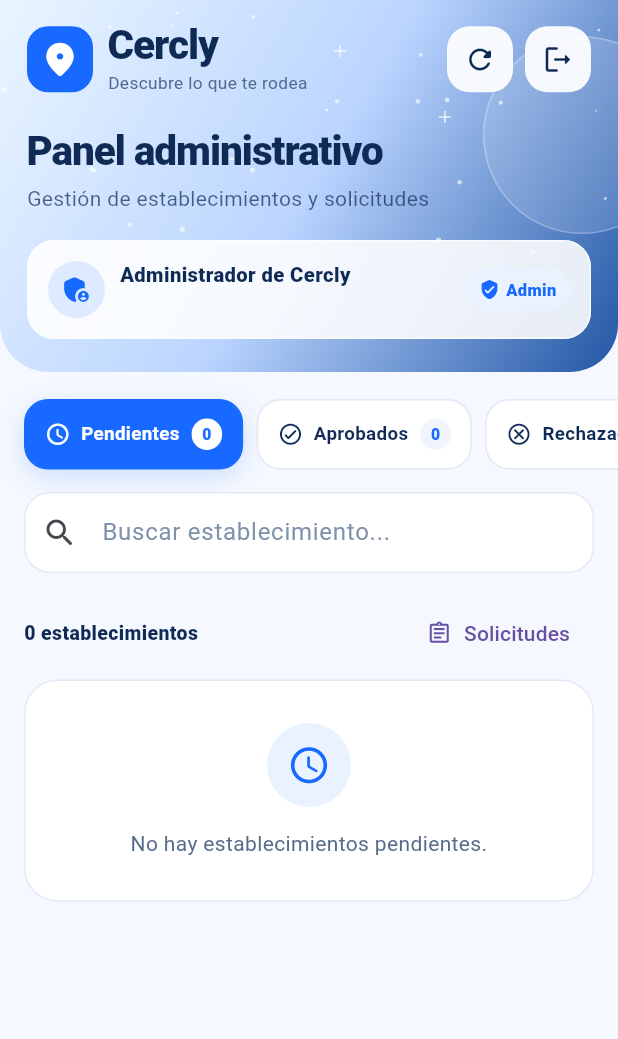
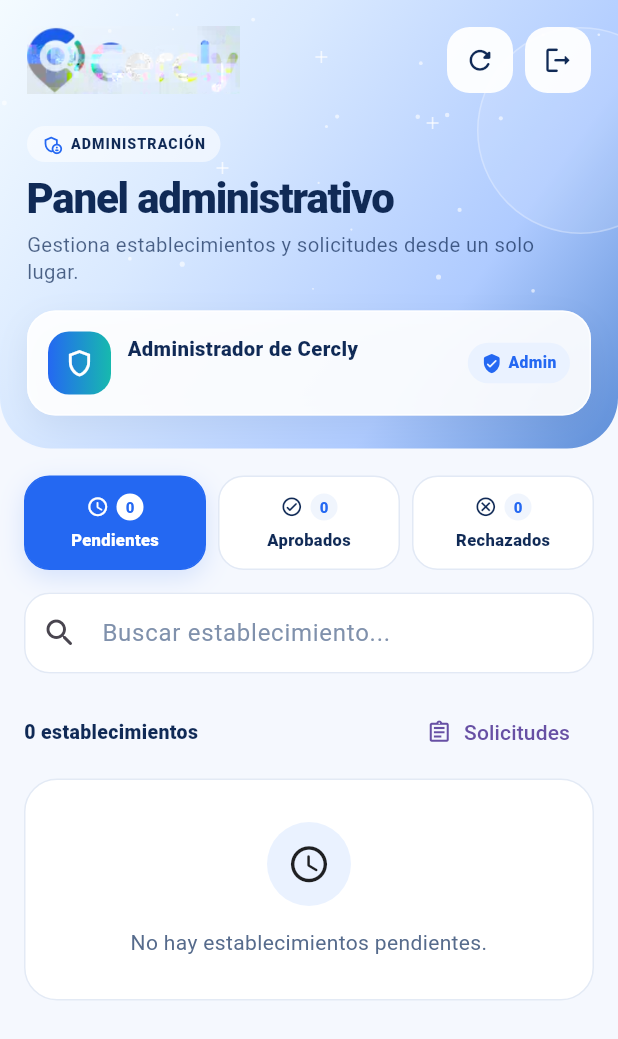
Before and after one commit to Anthony8724/Cercly, a Flutter app: the PanelAdministradorScreen screen opened directly, after a tap on the "refresh" icon, on a phone screen of 412 x 824 dp. Shown: the top 1039 px of the screen. Run offline on Flutter 3.47's test engine with Material 3 defaults, Android fonts, the phone set to English and light mode, and no system bars; our stand-ins replace flutter_local_notifications, flutter_map, geolocator, image_picker, latlong2, supabase_flutter; accounts and stored records are empty; statements that could not run were skipped.

Commit message:
style: integrar logo oficial sin alterar flujo admin

```diff
--- a/lib/features/administracion/screens/panel_administrador_screen.dart
+++ b/lib/features/administracion/screens/panel_administrador_screen.dart
@@ -16,7 +16,8 @@
 }
 
 class _PanelAdministradorScreenState extends State<PanelAdministradorScreen> {
-  static const _azul = Color(0xFF1769FF);
+  static const _azul = Color(0xFF2468F2);
+  static const _turquesa = Color(0xFF17B9AE);
   static const _azulOscuro = Color(0xFF102A56);
   static const _fondo = Color(0xFFF5F8FE);
   static const _borde = Color(0xFFE2E9F5);
@@ -71,7 +72,6 @@
     String nuevoEstado,
   ) async {
     final esAprobacion = nuevoEstado == 'aprobado';
-    final accion = esAprobacion ? 'aprobar' : 'rechazar';
 
     final confirmar = await showDialog<bool>(
       context: context,
@@ -83,7 +83,8 @@
               : 'Rechazar establecimiento',
         ),
         content: Text(
-          '¿Deseas $accion el establecimiento "${establecimiento.nombre}"?',
+          '¿Deseas ${esAprobacion ? 'aprobar' : 'rechazar'} '
+          '"${establecimiento.nombre}"?',
         ),
         actions: [
           TextButton(
@@ -93,7 +94,8 @@
           FilledButton(
             onPressed: () => Navigator.of(dialogContext).pop(true),
             style: FilledButton.styleFrom(
-              backgroundColor: esAprobacion ? _azul : const Color(0xFFE5484D),
+              backgroundColor:
+                  esAprobacion ? _azul : const Color(0xFFE5484D),
             ),
             child: Text(esAprobacion ? 'Aprobar' : 'Rechazar'),
           ),
@@ -209,35 +211,16 @@
                     ),
                   ),
                 ),
-                const SizedBox(height: 24),
-                Row(
-                  children: [
-                    Container(
-                      width: 58,
-                      height: 58,
-                      decoration: BoxDecoration(
-                        color: const Color(0xFFEAF2FF),
-                        borderRadius: BorderRadius.circular(18),
-                      ),
-                      child: const Icon(
-                        Icons.storefront_rounded,
-                        size: 30,
-                        color: _azul,
-                      ),
-                    ),
-                    const SizedBox(width: 16),
-                    Expanded(
-                      child: Text(
+                const SizedBox(height: 22),
+                Text(
                   establecimiento.nombre,
-                        style: Theme.of(context).textTheme.headlineSmall?.copyWith(
-                              fontWeight: FontWeight.w800,
+                  style: const TextStyle(
+                    fontSize: 22,
+                    fontWeight: FontWeight.w900,
                     color: _azulOscuro,
                   ),
                 ),
-                    ),
-                  ],
-                ),
-                const SizedBox(height: 24),
+                const SizedBox(height: 18),
                 _Detalle(
                   etiqueta: 'Descripción',
                   valor: establecimiento.descripcion.isEmpty
@@ -277,7 +260,7 @@
                     onPressed: () => Navigator.of(bottomSheetContext).pop(),
                     style: FilledButton.styleFrom(
                       backgroundColor: _azul,
-                      padding: const EdgeInsets.symmetric(vertical: 15),
+                      padding: const EdgeInsets.symmetric(vertical: 14),
                       shape: RoundedRectangleBorder(
                         borderRadius: BorderRadius.circular(16),
                       ),
@@ -293,15 +276,15 @@
     );
   }
 
-  Widget _iconButton({
-    required IconData icon,
+  Widget _accionCabecera({
+    required IconData icono,
     required String tooltip,
     required VoidCallback onPressed,
   }) {
     return Tooltip(
       message: tooltip,
       child: Material(
-        color: Colors.white.withValues(alpha: 0.92),
+        color: Colors.white.withValues(alpha: 0.94),
         borderRadius: BorderRadius.circular(15),
         child: InkWell(
           onTap: onPressed,
@@ -309,7 +292,7 @@
           child: SizedBox(
             width: 44,
             height: 44,
-            child: Icon(icon, size: 22, color: _azulOscuro),
+            child: Icon(icono, size: 21, color: _azulOscuro),
           ),
         ),
       ),
@@ -322,22 +305,28 @@
         gradient: LinearGradient(
           begin: Alignment.topLeft,
           end: Alignment.bottomRight,
-          colors: [Color(0xFFEAF5FF), Color(0xFFBBD5FF), Color(0xFF2256A5)],
+          colors: [
+            Color(0xFFF4FBFF),
+            Color(0xFFD9E9FF),
+            Color(0xFFAFCBFF),
+            Color(0xFF5D8ED8),
+          ],
+          stops: [0, 0.34, 0.72, 1],
         ),
-        borderRadius: BorderRadius.vertical(bottom: Radius.circular(32)),
+        borderRadius: BorderRadius.vertical(bottom: Radius.circular(34)),
       ),
       child: Stack(
         children: [
           const Positioned.fill(child: CustomPaint(painter: _StarPainter())),
           Positioned(
-            right: -42,
-            top: 24,
+            right: -44,
+            top: 18,
             child: Container(
-              width: 132,
-              height: 132,
+              width: 138,
+              height: 138,
               decoration: BoxDecoration(
                 shape: BoxShape.circle,
-                color: Colors.white.withValues(alpha: 0.12),
+                color: Colors.white.withValues(alpha: 0.10),
                 border: Border.all(
                   color: Colors.white.withValues(alpha: 0.28),
                 ),
@@ -354,102 +343,119 @@
                 children: [
                   Row(
                     children: [
-                      Container(
-                        width: 44,
-                        height: 44,
-                        decoration: BoxDecoration(
-                          color: _azul,
-                          borderRadius: BorderRadius.circular(14),
-                        ),
-                        child: const Icon(
-                          Icons.location_on_rounded,
-                          color: Colors.white,
-                          size: 27,
+                      Expanded(
+                        child: Align(
+                          alignment: Alignment.centerLeft,
+                          child: Image.asset(
+                            'assets/branding/cercly_logo.webp',
+                            width: 142,
+                            height: 48,
+                            fit: BoxFit.contain,
+                            alignment: Alignment.centerLeft,
+                            filterQuality: FilterQuality.high,
                           ),
                         ),
-                      const SizedBox(width: 10),
-                      const Expanded(
-                        child: Column(
-                          crossAxisAlignment: CrossAxisAlignment.start,
+                      ),
+                      _accionCabecera(
+                        icono: Icons.refresh_rounded,
+                        tooltip: 'Actualizar',
+                        onPressed: _recargar,
+                      ),
+                      const SizedBox(width: 8),
+                      _accionCabecera(
+                        icono: Icons.logout_rounded,
+                        tooltip: 'Cerrar sesión',
+                        onPressed: _cerrarSesion,
+                      ),
+                    ],
+                  ),
+                  const SizedBox(height: 20),
+                  Container(
+                    padding: const EdgeInsets.symmetric(
+                      horizontal: 10,
+                      vertical: 5,
+                    ),
+                    decoration: BoxDecoration(
+                      color: Colors.white.withValues(alpha: 0.54),
+                      borderRadius: BorderRadius.circular(99),
+                    ),
+                    child: const Row(
+                      mainAxisSize: MainAxisSize.min,
                       children: [
+                        Icon(
+                          Icons.admin_panel_settings_outlined,
+                          size: 14,
+                          color: _azul,
+                        ),
+                        SizedBox(width: 5),
                         Text(
-                              'Cercly',
+                          'ADMINISTRACIÓN',
                           style: TextStyle(
-                                fontSize: 27,
+                            color: _azulOscuro,
+                            fontSize: 9.5,
                             fontWeight: FontWeight.w900,
-                                color: _azulOscuro,
-                                height: 1,
-                                letterSpacing: -0.7,
-                              ),
-                            ),
-                            SizedBox(height: 4),
-                            Text(
-                              'Descubre lo que te rodea',
-                              maxLines: 1,
-                              overflow: TextOverflow.ellipsis,
-                              style: TextStyle(
-                                color: Color(0xFF52698F),
-                                fontSize: 11.5,
+                            letterSpacing: 0.7,
                           ),
                         ),
                       ],
                     ),
                   ),
-                      _iconButton(
-                        icon: Icons.refresh_rounded,
-                        tooltip: 'Actualizar',
-                        onPressed: _recargar,
-                      ),
-                      const SizedBox(width: 8),
-                      _iconButton(
-                        icon: Icons.logout_rounded,
-                        tooltip: 'Cerrar sesión',
-                        onPressed: _cerrarSesion,
-                      ),
-                    ],
-                  ),
-                  const SizedBox(height: 24),
+                  const SizedBox(height: 10),
                   const Text(
                     'Panel administrativo',
                     style: TextStyle(
-                      fontSize: 27,
+                      fontSize: 28,
                       fontWeight: FontWeight.w900,
                       color: _azulOscuro,
                       height: 1.05,
-                      letterSpacing: -0.7,
+                      letterSpacing: -0.8,
                     ),
                   ),
                   const SizedBox(height: 7),
                   Text(
-                    'Gestión de establecimientos y solicitudes',
+                    'Gestiona establecimientos y solicitudes desde un solo lugar.',
                     style: TextStyle(
-                      fontSize: 14,
+                      fontSize: 13.5,
+                      height: 1.35,
                       color: _azulOscuro.withValues(alpha: 0.72),
                     ),
                   ),
-                  const SizedBox(height: 18),
+                  const SizedBox(height: 17),
                   Container(
                     width: double.infinity,
                     padding: const EdgeInsets.all(13),
                     decoration: BoxDecoration(
-                      color: Colors.white.withValues(alpha: 0.88),
-                      borderRadius: BorderRadius.circular(18),
+                      color: Colors.white.withValues(alpha: 0.92),
+                      borderRadius: BorderRadius.circular(19),
                       border: Border.all(
-                        color: Colors.white.withValues(alpha: 0.7),
+                        color: Colors.white.withValues(alpha: 0.78),
                       ),
+                      boxShadow: const [
+                        BoxShadow(
+                          color: Color(0x120F2B5B),
+                          blurRadius: 18,
+                          offset: Offset(0, 7),
+                        ),
+                      ],
                     ),
                     child: Row(
                       children: [
-                        const CircleAvatar(
-                          radius: 19,
-                          backgroundColor: Color(0xFFDDEAFF),
-                          child: Icon(
-                            Icons.admin_panel_settings_rounded,
-                            color: _azul,
-                            size: 22,
+                        Container(
+                          width: 42,
+                          height: 42,
+                          decoration: BoxDecoration(
+                            gradient: const LinearGradient(
+                              colors: [_azul, _turquesa],
+                            ),
+                            borderRadius: BorderRadius.circular(14),
+                          ),
+                          child: const Icon(
+                            Icons.shield_outlined,
+                            color: Colors.white,
+                            size: 21,
                           ),
                         ),
-                        const SizedBox(width: 10),
+                        const SizedBox(width: 11),
                         Expanded(
                           child: Column(
                             crossAxisAlignment: CrossAxisAlignment.start,
@@ -459,7 +465,7 @@
                                 maxLines: 1,
                                 overflow: TextOverflow.ellipsis,
                                 style: TextStyle(
-                                  fontWeight: FontWeight.w800,
+                                  fontWeight: FontWeight.w900,
                                   color: _azulOscuro,
                                   fontSize: 13.5,
                                 ),
@@ -500,8 +506,8 @@
                                 'Admin',
                                 style: TextStyle(
                                   color: _azul,
-                                  fontSize: 11,
-                                  fontWeight: FontWeight.w800,
+                                  fontSize: 10.5,
+                                  fontWeight: FontWeight.w900,
                                 ),
                               ),
                             ],
@@ -524,49 +530,46 @@
 
     Widget opcion(String estado, String texto, IconData icono) {
       final seleccionado = _estadoSeleccionado == estado;
-      return Material(
-        color: Colors.transparent,
+      final cantidad = contar(estado);
+
+      return Expanded(
         child: InkWell(
           onTap: () => setState(() => _estadoSeleccionado = estado),
-          borderRadius: BorderRadius.circular(16),
+          borderRadius: BorderRadius.circular(17),
           child: AnimatedContainer(
             duration: const Duration(milliseconds: 180),
-            constraints: const BoxConstraints(minWidth: 124),
-            padding: const EdgeInsets.symmetric(horizontal: 13, vertical: 12),
+            padding: const EdgeInsets.symmetric(horizontal: 6, vertical: 11),
             decoration: BoxDecoration(
               color: seleccionado ? _azul : Colors.white,
-              borderRadius: BorderRadius.circular(16),
+              borderRadius: BorderRadius.circular(17),
               border: Border.all(color: seleccionado ? _azul : _borde),
               boxShadow: seleccionado
                   ? [
                       BoxShadow(
-                        color: _azul.withValues(alpha: 0.18),
+                        color: _azul.withValues(alpha: 0.16),
                         blurRadius: 14,
                         offset: const Offset(0, 5),
                       ),
                     ]
                   : null,
             ),
-            child: Row(
+            child: Column(
               mainAxisSize: MainAxisSize.min,
+              children: [
+                Row(
+                  mainAxisAlignment: MainAxisAlignment.center,
                   children: [
                     Icon(
                       icono,
-                  size: 17,
+                      size: 15,
                       color: seleccionado ? Colors.white : _azulOscuro,
                     ),
-                const SizedBox(width: 7),
-                Text(
-                  texto,
-                  style: TextStyle(
-                    color: seleccionado ? Colors.white : _azulOscuro,
-                    fontWeight: FontWeight.w700,
-                    fontSize: 12.5,
+                    const SizedBox(width: 5),
+                    Container(
+                      padding: const EdgeInsets.symmetric(
+                        horizontal: 6,
+                        vertical: 2,
                       ),
-                ),
-                const SizedBox(width: 8),
-                Container(
-                  padding: const EdgeInsets.symmetric(horizontal: 7, vertical: 3),
                       decoration: BoxDecoration(
                         color: seleccionado
                             ? Colors.white
@@ -574,11 +577,25 @@
                         borderRadius: BorderRadius.circular(99),
                       ),
                       child: Text(
-                    '${contar(estado)}',
+                        '$cantidad',
                         style: const TextStyle(
                           color: _azul,
-                      fontSize: 10.5,
+                          fontSize: 10,
                           fontWeight: FontWeight.w900,
+                        ),
+                      ),
+                    ),
+                  ],
+                ),
+                const SizedBox(height: 5),
+                FittedBox(
+                  fit: BoxFit.scaleDown,
+                  child: Text(
+                    texto,
+                    style: TextStyle(
+                      color: seleccionado ? Colors.white : _azulOscuro,
+                      fontSize: 11,
+                      fontWeight: FontWeight.w800,
                     ),
                   ),
                 ),
@@ -589,18 +606,14 @@
       );
     }
 
-    return SingleChildScrollView(
-      scrollDirection: Axis.horizontal,
-      clipBehavior: Clip.none,
-      child: Row(
+    return Row(
       children: [
         opcion('pendiente', 'Pendientes', Icons.schedule_rounded),
-          const SizedBox(width: 9),
+        const SizedBox(width: 8),
         opcion('aprobado', 'Aprobados', Icons.check_circle_outline_rounded),
-          const SizedBox(width: 9),
+        const SizedBox(width: 8),
         opcion('rechazado', 'Rechazados', Icons.cancel_outlined),
       ],
-      ),
     );
   }
 
@@ -695,13 +708,7 @@
               onPressed: () => _cambiarEstado(establecimiento, 'aprobado'),
               icon: const Icon(Icons.check_rounded, size: 17),
               label: const Text('Cambiar a aprobado'),
-              style: FilledButton.styleFrom(
-                backgroundColor: _azul,
-                padding: const EdgeInsets.symmetric(vertical: 12),
-                shape: RoundedRectangleBorder(
-                  borderRadius: BorderRadius.circular(13),
-                ),
-              ),
+              style: FilledButton.styleFrom(backgroundColor: _azul),
             )
           : OutlinedButton.icon(
               onPressed: () => _cambiarEstado(establecimiento, 'rechazado'),
@@ -709,11 +716,6 @@
               label: const Text('Cambiar a rechazado'),
               style: OutlinedButton.styleFrom(
                 foregroundColor: const Color(0xFFE5484D),
-                side: const BorderSide(color: Color(0xFFFFB9BB)),
-                padding: const EdgeInsets.symmetric(vertical: 12),
-                shape: RoundedRectangleBorder(
-                  borderRadius: BorderRadius.circular(13),
-                ),
               ),
             ),
     );
@@ -838,7 +840,7 @@
               fontSize: 13,
             ),
           ),
-          const SizedBox(height: 12),
+          const SizedBox(height: 10),
           TextButton.icon(
             onPressed: () => _mostrarDetalles(establecimiento),
             icon: const Icon(Icons.visibility_outlined, size: 17),
@@ -849,7 +851,7 @@
               tapTargetSize: MaterialTapTargetSize.shrinkWrap,
             ),
           ),
-          const SizedBox(height: 9),
+          const SizedBox(height: 8),
           _accionesTarjeta(establecimiento),
         ],
       ),
@@ -910,7 +912,7 @@
                         _selectorEstado(todos),
                         const SizedBox(height: 15),
                         _buscador(),
-                        const SizedBox(height: 16),
+                        const SizedBox(height: 15),
                         Row(
                           children: [
                             Expanded(
@@ -961,23 +963,23 @@
   @override
   void paint(Canvas canvas, Size size) {
     final random = math.Random(27);
-    final paint = Paint()..color = Colors.white.withValues(alpha: 0.62);
+    final paint = Paint()..color = Colors.white.withValues(alpha: 0.60);
 
-    for (var i = 0; i < 26; i++) {
+    for (var i = 0; i < 24; i++) {
       final x = random.nextDouble() * size.width;
-      final y = random.nextDouble() * size.height * 0.68;
-      final radio = 0.6 + random.nextDouble() * 1.2;
+      final y = random.nextDouble() * size.height * 0.65;
+      final radio = 0.6 + random.nextDouble() * 1.1;
       canvas.drawCircle(Offset(x, y), radio, paint);
     }
 
     final brillo = Paint()
-      ..color = Colors.white.withValues(alpha: 0.72)
+      ..color = Colors.white.withValues(alpha: 0.70)
       ..strokeWidth = 1.1;
 
     for (final punto in [
-      Offset(size.width * 0.55, 34),
-      Offset(size.width * 0.72, 78),
-      Offset(size.width * 0.38, 106),
+      Offset(size.width * 0.52, 38),
+      Offset(size.width * 0.70, 82),
+      Offset(size.width * 0.36, 112),
     ]) {
       canvas.drawLine(
         Offset(punto.dx - 4, punto.dy),
@@ -1063,7 +1065,7 @@
               color: Color(0xFFEAF2FF),
               shape: BoxShape.circle,
             ),
-            child: Icon(icono, size: 29, color: const Color(0xFF1769FF)),
+            child: Icon(icono, size: 29, color: _azul),
           ),
           const SizedBox(height: 14),
           Text(
```
Lines whose indentation alone changed are shown as unchanged.
